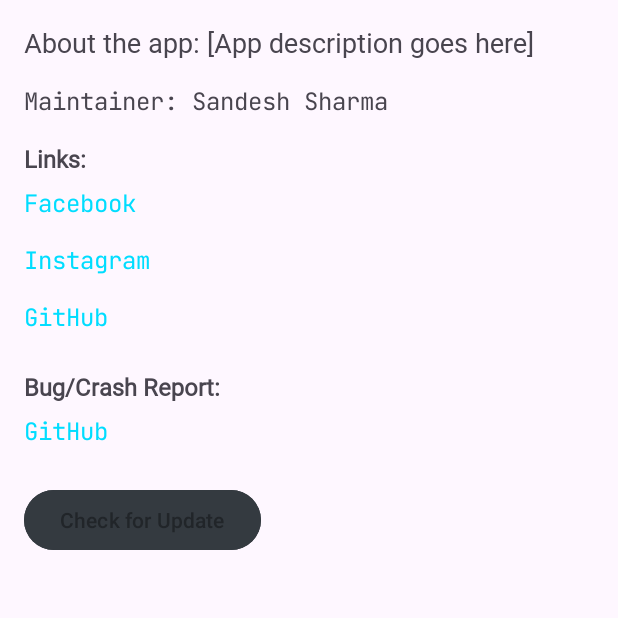
After one commit to Sandesh2007/Edzyx, an Android app: the about screen opened directly, with no data from a screen before it, on a phone screen of 412 x 824 dp, the top half of it. The commit adds this screen. Run offline under Robolectric (Android 15) with nearby library versions, the phone set to English and light mode, and no system bars; our stand-ins replace Volley.

Commit message:
New updates

```diff
--- a/app/build.gradle
+++ b/app/build.gradle
@@ -37,6 +37,7 @@ dependencies {
     implementation libs.appcompat
     implementation libs.material
     implementation libs.activity
+    implementation libs.volley
     implementation libs.constraintlayout
     implementation libs.navigation.fragment
     implementation libs.navigation.ui
--- /dev/null
+++ b/app/src/main/java/com/sandesh/note_app/about.java
@@ -0,0 +1,100 @@
+package com.sandesh.note_app;
+import android.app.AlertDialog;
+import android.content.Intent;
+import android.net.Uri;
+import android.os.Bundle;
+import android.widget.Button;
+import android.widget.TextView;
+import android.widget.Toast;
+
+import androidx.appcompat.app.AppCompatActivity;
+import com.android.volley.Request;
+import com.android.volley.RequestQueue;
+import com.android.volley.toolbox.JsonObjectRequest;
+import com.android.volley.toolbox.Volley;
+import com.google.firebase.BuildConfig;
+
+import org.json.JSONException;
+
+public class about extends AppCompatActivity {
+
+    private static final String VERSION_URL = "https://github.com/Sandesh2007/Edzyx/raw/main/version.json";
+
+    @Override
+    protected void onCreate(Bundle savedInstanceState) {
+        super.onCreate(savedInstanceState);
+        setContentView(R.layout.activity_about);
+
+        // Facebook Link
+        TextView facebookLink = findViewById(R.id.facebook_link);
+        facebookLink.setOnClickListener(v -> {
+            Intent browserIntent = new Intent(Intent.ACTION_VIEW, Uri.parse("https://www.facebook.com/profile.php?id=100060033657219"));
+            startActivity(browserIntent);
+        });
+
+        // Instagram Link
+        TextView instagramLink = findViewById(R.id.instagram_link);
+        instagramLink.setOnClickListener(v -> {
+            Intent browserIntent = new Intent(Intent.ACTION_VIEW, Uri.parse("https://instagram.com/sandesh_sharma07/"));
+            startActivity(browserIntent);
+        });
+
+        // GitHub Link
+        TextView githubLink = findViewById(R.id.github_link);
+        githubLink.setOnClickListener(v -> {
+            Intent browserIntent = new Intent(Intent.ACTION_VIEW, Uri.parse("https://github.com/Sandesh2007/Edzyx/issues"));
+            startActivity(browserIntent);
+        });
+
+        TextView githubRepo = findViewById(R.id.github_repo);
+        githubRepo.setOnClickListener(view -> {
+            Intent browserIntent = new Intent(Intent.ACTION_VIEW, Uri.parse("https://github.com/Sandesh2007/Edzyx/"));
+            startActivity(browserIntent);
+        });
+
+        // Check for Update Button
+        Button checkUpdateButton = findViewById(R.id.check_update_button);
+        checkUpdateButton.setOnClickListener(v -> checkForUpdates());
+    }
+
+    private void checkForUpdates() {
+        RequestQueue queue = Volley.newRequestQueue(this);
+
+        JsonObjectRequest jsonObjectRequest = new JsonObjectRequest(Request.Method.GET, VERSION_URL, null,
+                response -> {
+                    try {
+                        String latestVersion = response.getString("version");
+                        String apkUrl = response.getString("apk_url");
+
+                        String currentVersion = BuildConfig.VERSION_NAME;
+
+                        if (!currentVersion.equals(latestVersion)) {
+                            promptUpdate(apkUrl);
+                        } else {
+                            // No update available
+                            Toast.makeText(this, "App is at latest version", Toast.LENGTH_SHORT).show();
+                        }
+
+                    } catch (JSONException e) {
+                        e.printStackTrace();
+                    }
+                }, Throwable::printStackTrace);
+
+        queue.add(jsonObjectRequest);
+    }
+
+    private void promptUpdate(final String apkUrl) {
+        AlertDialog.Builder builder = new AlertDialog.Builder(this);
+        builder.setTitle("Update Available")
+                .setMessage("A new version of the app is available. Would you like to update?")
+                .setPositiveButton("Yes", (dialog, id) -> {
+                    Intent intent = new Intent(Intent.ACTION_VIEW, Uri.parse(apkUrl));
+                    startActivity(intent);
+                })
+                .setNegativeButton("No", (dialog, id) -> {
+                    // User canceled the dialog
+                    Toast.makeText(this, "Update cancled by user!!", Toast.LENGTH_SHORT).show();
+                });
+        builder.create().show();
+    }
+}
--- /dev/null
+++ b/app/src/main/res/layout/activity_about.xml
@@ -0,0 +1,111 @@
+<?xml version="1.0" encoding="utf-8"?>
+<LinearLayout xmlns:android="http://schemas.android.com/apk/res/android"
+    android:layout_width="match_parent"
+    android:layout_height="match_parent"
+    xmlns:tools="http://schemas.android.com/tools"
+    android:orientation="vertical"
+    android:id="@+id/main"
+    tools:context=".about"
+    android:backgroundTint="@color/primary_bg_light"
+    android:padding="16dp">
+
+<!-- Area for About App -->
+<TextView
+    android:id="@+id/about_app"
+    android:fontFamily="@font/seg_ui_semibold"
+    android:layout_width="wrap_content"
+    android:layout_height="wrap_content"
+    android:text="@string/about_the_app_app_description_goes_here"
+    android:textSize="18sp"
+    android:paddingBottom="16dp" />
+
+<!-- Maintainer Info -->
+<TextView
+    android:layout_width="wrap_content"
+    android:layout_height="wrap_content"
+    android:text="@string/maintainer_sandesh_sharma"
+    android:textSize="16sp"
+    android:fontFamily="@font/jetbrainsmono"
+    android:paddingBottom="16dp" />
+
+<!-- Links Section -->
+<TextView
+    android:layout_width="wrap_content"
+    android:layout_height="wrap_content"
+    android:fontFamily="@font/seg_ui_semibold"
+    android:text="@string/links"
+    android:textSize="16sp"
+    android:textStyle="bold" />
+
+<!-- Facebook Link -->
+<TextView
+    android:id="@+id/facebook_link"
+    android:layout_width="wrap_content"
+    android:layout_height="wrap_content"
+    android:text="@string/facebook"
+    android:fontFamily="@font/jetbrainsmono"
+    android:textColor="@android:color/holo_blue_bright"
+    android:paddingTop="8dp"
+    android:paddingBottom="8dp"
+    android:clickable="true"
+    android:focusable="true"
+    android:textSize="16sp" />
+
+<!-- Instagram Link -->
+<TextView
+    android:id="@+id/instagram_link"
+    android:layout_width="wrap_content"
+    android:layout_height="wrap_content"
+    android:text="@string/instagram"
+    android:textColor="@android:color/holo_blue_bright"
+    android:paddingTop="8dp"
+    android:paddingBottom="16dp"
+    android:fontFamily="@font/jetbrainsmono"
+    android:clickable="true"
+    android:focusable="true"
+    android:textSize="16sp"
+    />
+
+    <TextView
+        android:id="@+id/github_repo"
+        android:layout_width="wrap_content"
+        android:layout_height="wrap_content"
+        android:text="@string/github"
+        android:textColor="@android:color/holo_blue_bright"
+        android:clickable="true"
+        android:focusable="true"
+        android:fontFamily="@font/jetbrainsmono"
+        android:textSize="16sp"
+        android:paddingBottom="24dp" />
+
+<!-- Bug/Crash Report -->
+<TextView
+    android:layout_width="wrap_content"
+    android:layout_height="wrap_content"
+    android:text="@string/bug_crash_report"
+    android:fontFamily="@font/seg_ui_semibold"
+    android:textSize="16sp"
+    android:textStyle="bold"
+    android:paddingBottom="8dp" />
+
+<TextView
+    android:id="@+id/github_link"
+    android:layout_width="wrap_content"
+    android:layout_height="wrap_content"
+    android:text="@string/github"
+    android:textColor="@android:color/holo_blue_bright"
+    android:clickable="true"
+    android:focusable="true"
+    android:fontFamily="@font/jetbrainsmono"
+    android:textSize="16sp"
+    android:paddingBottom="24dp" />
+
+<!-- Check for Update Button -->
+<Button
+    android:id="@+id/check_update_button"
+    android:layout_width="wrap_content"
+    android:layout_height="wrap_content"
+    android:textColor="@color/primary_text_light"
+    android:backgroundTint="@color/button_clr"
+    android:text="@string/check_for_update" />
+</LinearLayout>
--- a/app/src/main/res/layout/fragment_home_fragment.xml
+++ b/app/src/main/res/layout/fragment_home_fragment.xml
@@ -5,6 +5,7 @@
     android:layout_height="match_parent"
     android:background="@color/primary_bg_light"
     tools:context=".home_fragment">
+
 
     <LinearLayout
         android:layout_width="match_parent"
--- a/app/src/main/res/values/strings.xml
+++ b/app/src/main/res/values/strings.xml
@@ -109,4 +109,13 @@
     <string name="welcome">Welcome</string>
     <string name="login1">login</string>
     <string name="already_have_an_account">Already have an account ?</string>
+    <string name="about">About</string>
+    <string name="maintainer_sandesh_sharma">Maintainer: Sandesh Sharma</string>
+    <string name="links">Links:</string>
+    <string name="facebook">Facebook</string>
+    <string name="instagram">Instagram</string>
+    <string name="bug_crash_report">Bug/Crash Report:</string>
+    <string name="github">GitHub</string>
+    <string name="check_for_update">Check for Update</string>
+    <string name="about_the_app_app_description_goes_here">About the app: [App description goes here]</string>
 </resources>
--- a/gradle/libs.versions.toml
+++ b/gradle/libs.versions.toml
@@ -22,6 +22,7 @@ playServicesAuth = "20.0.0"
 playServicesAuthVersion = "21.2.0"
 firebaseStorage = "21.0.0"
 swiperefreshlayout = "1.1.0"
+volley = "1.2.1"
 
 [libraries]
 app-update = { module = "com.google.android.play:app-update", version.ref = "appUpdate" }
@@ -45,6 +46,7 @@ picasso = { module = "com.squareup.picasso:picasso", version.ref = "picasso" }
 picasso-v28 = { module = "com.squareup.picasso:picasso", version.ref = "picassoVersion" }
 play-services-auth-v2000 = { module = "com.google.android.gms:play-services-auth", version.ref = "playServicesAuth" }
 swiperefreshlayout = { group = "androidx.swiperefreshlayout", name = "swiperefreshlayout", version.ref = "swiperefreshlayout" }
+volley = { module = "com.android.volley:volley", version.ref = "volley" }
 
 [plugins]
 android-application = { id = "com.android.application", version.ref = "agp" }
```
Also changed, not shown: app/src/main/AndroidManifest.xml (+9 -4 lines), app/src/main/java/com/sandesh/note_app/Edit_profile.java (+10 -2 lines), app/src/main/res/layout/activity_edit_profile.xml (+14 -0 lines), 2 other files.
